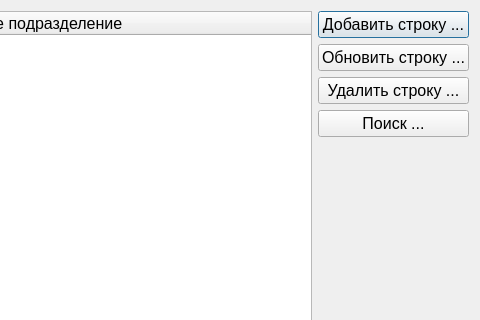
First picture: the form in PyQT_BD/My_PyQt_db/unit.ui, repository NadinD/Pyqt_db, before the edit; both pictures show x 604 to 1084 and y 0 to 320 of the 1084 by 654 pixel window.
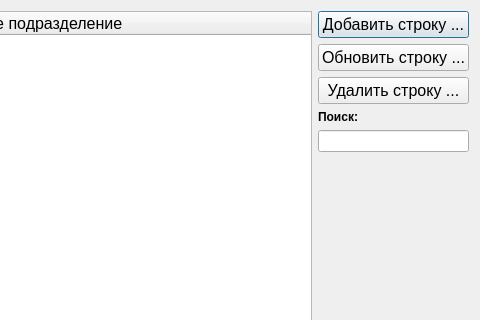
Second picture: the form after the edit.

Commit message: Добавлен поиск на формах Сотрудники и Подразделения

```diff
--- a/PyQT_BD/My_PyQt_db/unit.ui
+++ b/PyQT_BD/My_PyQt_db/unit.ui
@@ -18,7 +18,7 @@
   </property>
   <layout class="QVBoxLayout" name="verticalLayout_2">
    <item>
-    <layout class="QHBoxLayout" name="horizontalLayout">
+    <layout class="QHBoxLayout" name="horizontalLayout" stretch="2,0">
      <item>
       <widget class="QTableWidget" name="tableUnit">
        <property name="font">
@@ -111,17 +111,21 @@
         </widget>
        </item>
        <item>
-        <widget class="QPushButton" name="btUnitFind">
+        <widget class="QLabel" name="label">
          <property name="font">
           <font>
-           <pointsize>12</pointsize>
+           <weight>75</weight>
+           <bold>true</bold>
           </font>
          </property>
          <property name="text">
-          <string>Поиск ...</string>
+          <string>Поиск:</string>
          </property>
         </widget>
        </item>
+       <item>
+        <widget class="QLineEdit" name="lineEdit"/>
+       </item>
        <item>
         <spacer name="verticalSpacer">
          <property name="orientation">
```
The commit also changes 6 other files.
